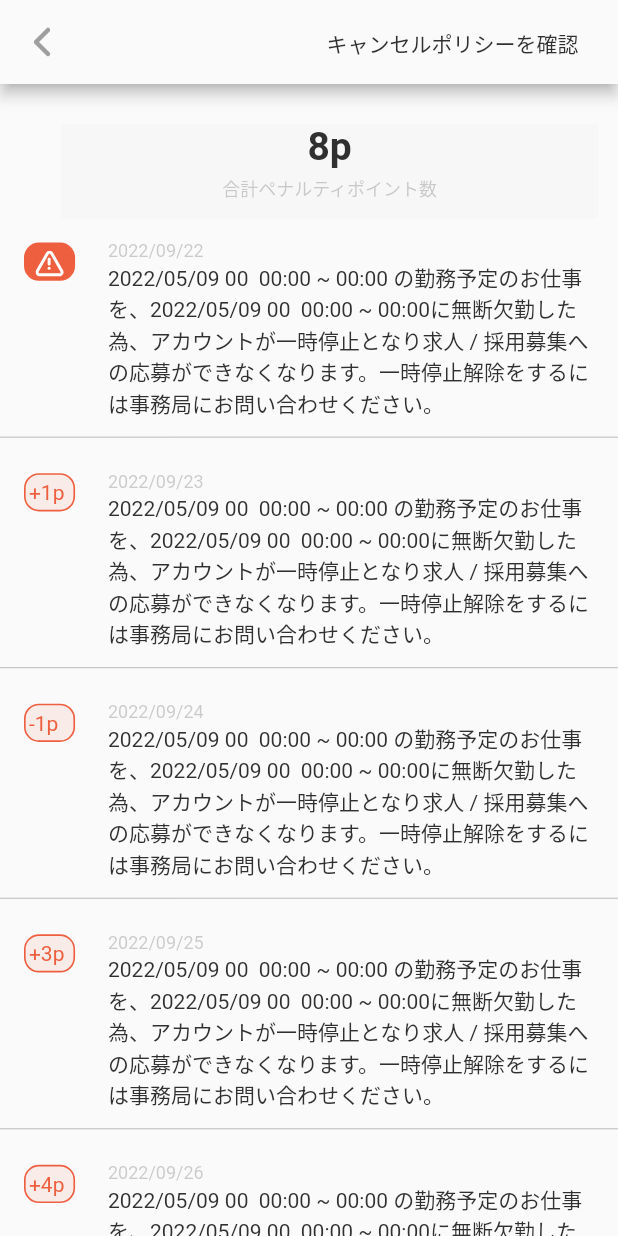
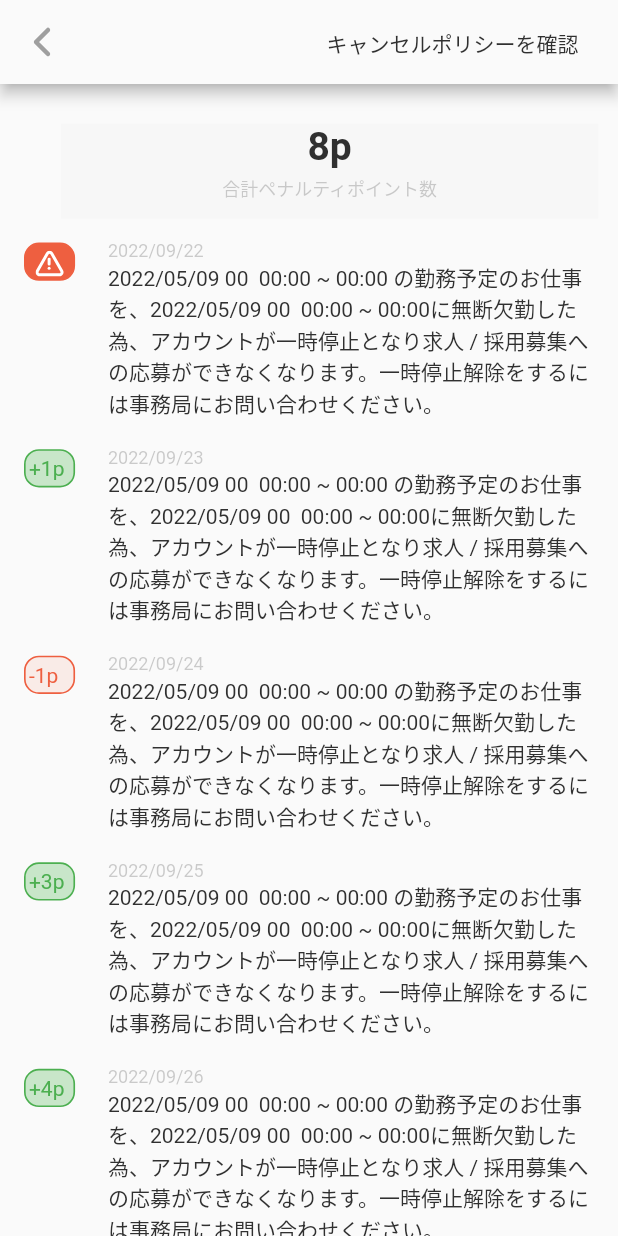
Before and after one commit to manikuttan-davud/kaigo, a Flutter app: the screen it shows after launch, on a phone screen of 412 x 824 dp. Run offline on Flutter 3.47's test engine with Material 2 defaults, Android fonts, the light colour scheme and no system bars; our stand-ins replace flutter_screenutil, flutter_svg.

Commit message:
Code simplification

```diff
--- a/lib/kaigo/screen/home_screen.dart
+++ b/lib/kaigo/screen/home_screen.dart
@@ -16,30 +16,60 @@ class HomeScreen extends StatefulWidget {
 }
 
 class _HomeScreenState extends State<HomeScreen> {
-
   @override
   Widget build(BuildContext context) {
     return Scaffold(
       appBar: AppBar(
         backgroundColor: colorFAFAFA,
-        leading: SvgPicture.asset('assets/svg/second.svg',
-        width: 8.w,
-        height: 16.h,
-        fit: BoxFit.scaleDown,
-        ),
-        actions: [
-          Padding(
-            padding: EdgeInsets.only(top: 23.h, right: 24.w),
-            child: Text(
-              'キャンセルポリシーを確認',
-              style: tsS14C0xW500,
-            ),
-          )
-        ],
+        leading: const BackButton(),
+        actions: const [Textbutton()],
       ),
       body: SafeArea(
-        child: Column(
-          children:[ Padding(
+        child: SingleChildScrollView(
+          child: Column(children: [
+            const TotalPenaltyPointsWidget(),
+            Column(
+              children: List.generate(data.length, (index) {
+                DataModel items = DataModel.fromJson(data[index]);
+                var date = _formatDate(items: items, index: index);
+                return PenaltyItem(penaltyiItemDetail: items, date: date);
+              }),
+            ),
+            // ListView.separated(
+            //     shrinkWrap: true,
+            //     itemBuilder: ((context, index) {
+            //       DataModel items = DataModel.fromJson(data[index]);
+            //       var date = _formatDate(items: items, index: index);
+            //       return PenaltyItem(penaltyiItemDetail: items, date: date);
+            //     }),
+            //     separatorBuilder: ((context, index) {
+            //       return const Divider(
+            //         color: colorBABABA,
+            //       );
+            //     }),
+            //     itemCount: data.length)
+          ]),
+        ),
+      ),
+    );
+  }
+
+  _formatDate({required items, required index}) {
+    final DateTime newDate = DateTime.parse(items.date);
+    final DateFormat formatter = DateFormat('yyyy/MM/dd');
+    final String date = formatter.format(newDate);
+    return date;
+  }
+}
+
+class TotalPenaltyPointsWidget extends StatelessWidget {
+  const TotalPenaltyPointsWidget({
+    super.key,
+  });
+
+  @override
+  Widget build(BuildContext context) {
+    return Padding(
       padding: EdgeInsets.only(top: 32.h, left: 25.w),
       child: Container(
         color: colorF7F7F7,
@@ -62,38 +92,70 @@ class _HomeScreenState extends State<HomeScreen> {
           ],
         ),
       ),
-          ),
-          Expanded(
-            child: ListView.separated(itemBuilder: ((context, index) {
-             DataModel items =
-   DataModel.fromJson(data[index]);
-   final DateTime newDate = DateTime.parse(items.date);
-  final DateFormat formatter = DateFormat('yyyy/MM/dd');
-  final String formatted = formatter.format(newDate);
-              return ListTile(
-                leading:
-                 items.isIcon==true?const LeadingIcon():  LeadingIcon2(points: items.penaltyPoints),
-                title: Padding(
-                  padding:  EdgeInsets.only(top: 13.h,right: 236.w),
+    );
+  }
+}
 
-                 child: Text(formatted
-                  ,
-                  style: tsS12C0xW400,),
-                ),
-                subtitle: Text(items.text,
-                style:tsS14C0xW400 ,),
-              );
-            })
-            , separatorBuilder: ((context, index) {
-              return const Divider(
-                color: colorBABABA,
-              );
-            }),
-             itemCount: data.length),
-          )
-          ]
-        ),
+class Textbutton extends StatelessWidget {
+  const Textbutton({
+    super.key,
+  });
+
+  @override
+  Widget build(BuildContext context) {
+    return Padding(
+      padding: EdgeInsets.only(top: 23.h, right: 24.w),
+      child: Text(
+        'キャンセルポリシーを確認',
+        style: tsS14C0xW500,
       ),
     );
   }
 }
+
+class BackButton extends StatelessWidget {
+  const BackButton({
+    super.key,
+  });
+
+  @override
+  Widget build(BuildContext context) {
+    return SvgPicture.asset(
+      'assets/svg/second.svg',
+      width: 8.w,
+      height: 16.h,
+      fit: BoxFit.scaleDown,
+    );
+  }
+}
+
+class PenaltyItem extends StatelessWidget {
+  const PenaltyItem({
+    super.key,
+    required this.penaltyiItemDetail,
+    required this.date,
+  });
+
+  final DataModel penaltyiItemDetail;
+  final String date;
+
+  @override
+  Widget build(BuildContext context) {
+    return ListTile(
+      leading: penaltyiItemDetail.isIcon == true
+          ? const LeadingIcon()
+          : LeadingIcon2(points: penaltyiItemDetail.penaltyPoints),
+      title: Padding(
+        padding: EdgeInsets.only(top: 13.h, right: 236.w),
+        child: Text(
+          date,
+          style: tsS12C0xW400,
+        ),
+      ),
+      subtitle: Text(
+        penaltyiItemDetail.text,
+        style: tsS14C0xW400,
+      ),
+    );
+  }
+}
--- a/lib/kaigo/utils/text_style.dart
+++ b/lib/kaigo/utils/text_style.dart
@@ -1,32 +1,44 @@
 import 'package:flutter/cupertino.dart';
+import 'package:flutter/material.dart';
 import 'package:kaigo_project/kaigo/utils/colors.dart';
 
 TextStyle get tsS14C0xW500 => const TextStyle(
       fontSize: 14,
-    color: Color(0xFF303030) ,
-    fontWeight: FontWeight.w500,);
+      color: Color(0xFF303030),
+      fontWeight: FontWeight.w500,
+    );
 
 TextStyle get tsS26C0xW700 => const TextStyle(
       fontSize: 26,
-    color: Color(0xFF303030) ,
-    fontWeight: FontWeight.w700,);
+      color: Color(0xFF303030),
+      fontWeight: FontWeight.w700,
+    );
 
 TextStyle get tsS26C0xW400 => const TextStyle(
       fontSize: 12,
-    color: Color(0x45484848) ,
-    fontWeight: FontWeight.w400,);
+      color: Color(0x45484848),
+      fontWeight: FontWeight.w400,
+    );
 
 TextStyle get tsS14C0xW400 => const TextStyle(
       fontSize: 14,
-    color: Color(0xFF303030) ,
-    fontWeight: FontWeight.w400,);
+      color: Color(0xFF303030),
+      fontWeight: FontWeight.w400,
+    );
 
 TextStyle get tsS12C0xW400 => const TextStyle(
       fontSize: 12,
-    color: Color(0x45484848) ,
-    fontWeight: FontWeight.w400,);
+      color: Color(0x45484848),
+      fontWeight: FontWeight.w400,
+    );
 
 TextStyle get tsS12C0xW500 => const TextStyle(
       fontSize: 14,
-    color: colorEE5F40 ,
-    fontWeight: FontWeight.w400,);
+      color: colorEE5F40,
+      fontWeight: FontWeight.w400,
+    );
+TextStyle get tsS12CgreenW500 => const TextStyle(
+      fontSize: 14,
+      color: Colors.green,
+      fontWeight: FontWeight.w400,
+    );
--- a/lib/kaigo/widgets/leading_icon.dart
+++ b/lib/kaigo/widgets/leading_icon.dart
@@ -1,4 +1,5 @@
 import 'package:flutter/cupertino.dart';
+import 'package:flutter/material.dart';
 import 'package:flutter/src/widgets/container.dart';
 import 'package:flutter/src/widgets/framework.dart';
 import 'package:flutter_screenutil/flutter_screenutil.dart';
@@ -15,24 +16,24 @@ class LeadingIcon extends StatelessWidget {
     return Stack(
       children: [
         Container(
-          width:31.w ,
+          width: 31.w,
           height: 31.h,
           decoration: BoxDecoration(
-            color: colorEE5F40,
-            borderRadius: BorderRadius.circular(10),
-            border: Border.all(width: 1.w,color:colorEE5F40 )
-          ),
+              color: colorEE5F40,
+              borderRadius: BorderRadius.circular(10),
+              border: Border.all(width: 1.w, color: colorEE5F40)),
         ),
         Padding(
-          padding:  EdgeInsets.only(left: 7.w,right: 7.32.w,bottom: 8.99.h,top: 5.w),
+          padding: EdgeInsets.only(
+              left: 7.w, right: 7.32.w, bottom: 8.99.h, top: 5.w),
           child: SvgPicture.asset('assets/svg/Vector (5).svg'),
         ),
         Padding(
-          padding:  EdgeInsets.only(left: 14.w,top: 12.h),
+          padding: EdgeInsets.only(left: 14.w, top: 12.h),
           child: SvgPicture.asset('assets/svg/Vector (7).svg'),
         ),
         Padding(
-          padding:  EdgeInsets.only(top:18.68.h,left: 14.w,bottom: 12.32.h ),
+          padding: EdgeInsets.only(top: 18.68.h, left: 14.w, bottom: 12.32.h),
           child: SvgPicture.asset('assets/svg/Vector.svg'),
         )
       ],
@@ -42,24 +43,33 @@ class LeadingIcon extends StatelessWidget {
 
 class LeadingIcon2 extends StatelessWidget {
   final String points;
-  const LeadingIcon2({super.key, required this.points,});
+  const LeadingIcon2({
+    super.key,
+    required this.points,
+  });
 
   @override
   Widget build(BuildContext context) {
     return Stack(
       children: [
         Container(
-          width:31.w ,
+          width: 31.w,
           height: 31.h,
           decoration: BoxDecoration(
-            color: const Color.fromRGBO(238, 95, 64, 0.1),
-            borderRadius: BorderRadius.circular(10),
-            border: Border.all(width: 1.w,color:colorEE5F40 )
-          ),
+              color: points.contains('+')
+                  ? Colors.green.shade100
+                  : const Color.fromRGBO(238, 95, 64, 0.1),
+              borderRadius: BorderRadius.circular(10),
+              border: Border.all(
+                  width: 1.w,
+                  color: points.contains('+') ? Colors.green : colorEE5F40)),
         ),
         Padding(
-          padding:  EdgeInsets.only(left: 3.w,top: 6.h),
-          child: Text('${points}p',style:tsS12C0xW500 ,),
+          padding: EdgeInsets.only(left: 3.w, top: 6.h),
+          child: Text(
+            '${points}p',
+            style: points.contains('+') ? tsS12CgreenW500 : tsS12C0xW500,
+          ),
         )
       ],
     );
@@ -68,24 +78,29 @@ class LeadingIcon2 extends StatelessWidget {
 
 class LeadingIcon3 extends StatelessWidget {
   final String points;
-  const LeadingIcon3({super.key, required this.points,});
+  const LeadingIcon3({
+    super.key,
+    required this.points,
+  });
 
   @override
   Widget build(BuildContext context) {
     return Stack(
       children: [
         Container(
-          width:31.w ,
+          width: 31.w,
           height: 31.h,
           decoration: BoxDecoration(
-            color: const Color.fromRGBO(18, 200, 113, 0.1),
-            borderRadius: BorderRadius.circular(10),
-            border: Border.all(width: 1.w,color:color12C871 )
-          ),
+              color: const Color.fromRGBO(18, 200, 113, 0.1),
+              borderRadius: BorderRadius.circular(10),
+              border: Border.all(width: 1.w, color: color12C871)),
         ),
         Padding(
-          padding:  EdgeInsets.only(left: 3.w,top: 6.h),
-          child: Text('${points}p',style:tsS12C0xW500 ,),
+          padding: EdgeInsets.only(left: 3.w, top: 6.h),
+          child: Text(
+            '${points}p',
+            style: tsS12C0xW500,
+          ),
         )
       ],
     );
```
Also changed, not shown: pubspec.lock. Lines whose indentation alone changed are shown as unchanged.
